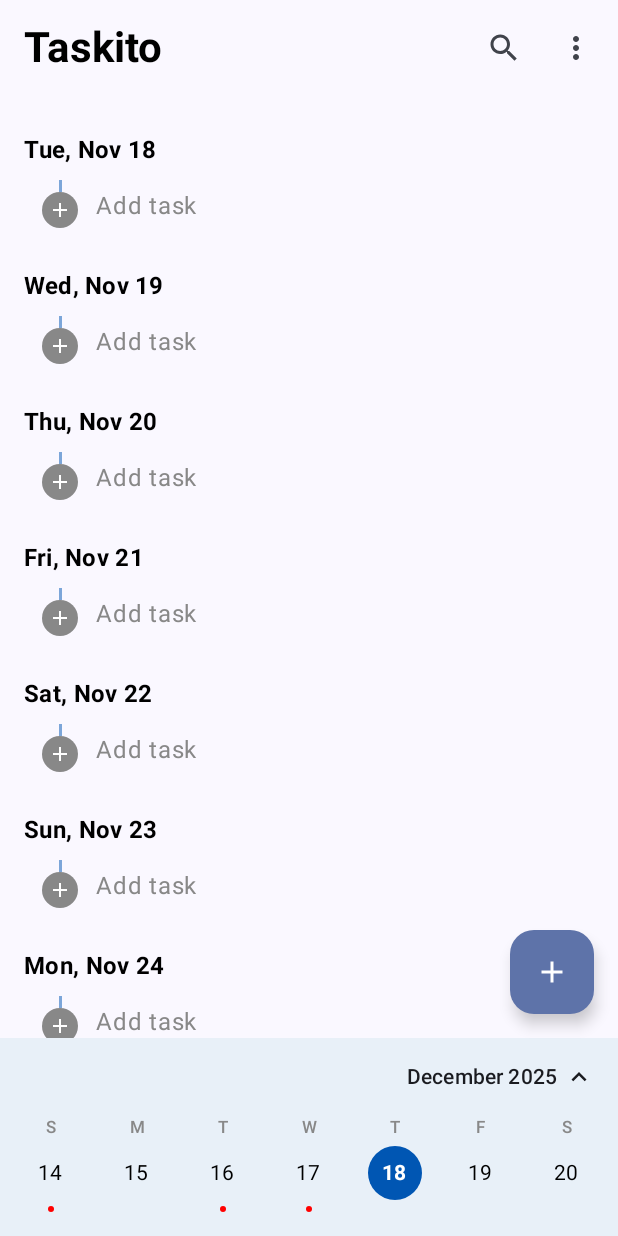
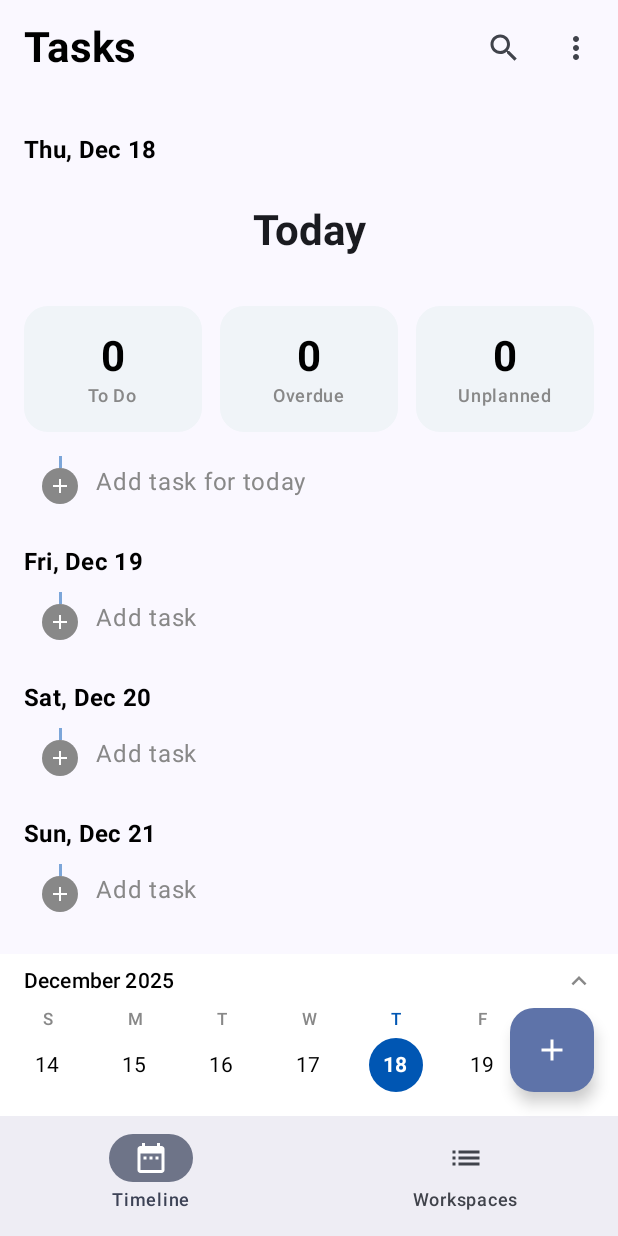
Before and after one commit to jayavardhan-g/tasks, an Android app built with Jetpack Compose: the screen it shows after launch (MainActivity), on a phone screen of 412 x 824 dp. Run offline under Robolectric (Android 15) with nearby library versions, the phone set to English and light mode, and no system bars; our stand-ins replace Room's generated code, livedata-compose.

Commit message:
Add calendar horizontal strip

```diff
--- a/app/src/main/java/com/example/tasks/ui/TaskScreen.kt
+++ b/app/src/main/java/com/example/tasks/ui/TaskScreen.kt
@@ -75,7 +75,6 @@ import java.util.Calendar
 import java.util.Date
 import java.util.*
 import com.example.tasks.data.TaskDraft
-import com.example.tasks.ui.components.CalendarStrip
 import kotlinx.coroutines.launch
 
 @OptIn(ExperimentalMaterial3Api::class)
@@ -105,7 +104,7 @@ fun TaskScreen(
                 title = {
                     if (selectedTab == 0) {
                         Text(
-                            "Taskito",
+                            "Tasks",
                             style = MaterialTheme.typography.headlineMedium,
                             fontWeight = FontWeight.Bold
                         )
@@ -134,9 +133,6 @@ fun TaskScreen(
             )
         },
         bottomBar = {
-            if (selectedTab == 0) {
-                CalendarStrip()
-            } else {
             NavigationBar {
                 NavigationBarItem(
                     icon = { Icon(Icons.Default.DateRange, contentDescription = "Timeline") },
@@ -150,7 +146,6 @@ fun TaskScreen(
                     selected = selectedTab == 1,
                     onClick = { selectedTab = 1 }
                 )
-                }
             }
         },
         floatingActionButton = {
--- a/app/src/main/java/com/example/tasks/ui/TimelineView.kt
+++ b/app/src/main/java/com/example/tasks/ui/TimelineView.kt
@@ -16,6 +16,11 @@ import androidx.compose.foundation.layout.width
 import androidx.compose.foundation.lazy.LazyColumn
 import androidx.compose.foundation.lazy.items
 import androidx.compose.foundation.lazy.itemsIndexed
+import androidx.compose.foundation.lazy.rememberLazyListState
+import androidx.compose.foundation.lazy.LazyRow
+import androidx.compose.runtime.LaunchedEffect
+import androidx.compose.runtime.rememberCoroutineScope
+import kotlinx.coroutines.launch
 import androidx.compose.material3.MaterialTheme
 import androidx.compose.material3.Text
 import androidx.compose.foundation.background
@@ -50,6 +55,7 @@ import androidx.compose.material.icons.filled.NotificationsNone
 import androidx.compose.material.icons.filled.Add
 import com.example.tasks.data.Task
 import com.example.tasks.ui.components.SummaryCards
+import com.example.tasks.ui.components.CalendarStrip
 import java.text.SimpleDateFormat
 import java.util.Calendar
 import java.util.Date
@@ -66,6 +72,7 @@ fun TimelineView(
     onAddTask: (Date) -> Unit,
     modifier: Modifier = Modifier
 ) {
+    val scope = rememberCoroutineScope()
     val (tasksWithDeadlines, unplannedTasks) = remember(tasksWithChecklists) {
         tasksWithChecklists.partition { it.task.deadline != 0L }
     }
@@ -126,10 +133,28 @@ fun TimelineView(
         list
     }
 
-    LazyColumn(
-        modifier = modifier.fillMaxSize(),
-        contentPadding = PaddingValues(16.dp)
-    ) {
+    val listState = rememberLazyListState()
+
+    val todayIndex = remember(dateList, groupedTasks) {
+        calculateIndexForDate(
+            SimpleDateFormat("yyyy-MM-dd", Locale.getDefault()).format(Date()),
+            dateList,
+            groupedTasks
+        )
+    }
+
+    LaunchedEffect(todayIndex) {
+        if (todayIndex > 0) {
+            listState.scrollToItem(todayIndex)
+        }
+    }
+
+    Column(modifier = modifier.fillMaxSize()) {
+        LazyColumn(
+            state = listState,
+            modifier = Modifier.weight(1f),
+            contentPadding = PaddingValues(16.dp)
+        ) {
         // 1. Timeline for Dates
         dateList.forEach { dateString ->
             val parseFormat = SimpleDateFormat("yyyy-MM-dd", Locale.getDefault())
@@ -221,7 +246,42 @@ fun TimelineView(
             }
         }
     }
+
+        CalendarStrip(
+            onDateSelected = { dateStr ->
+                val index = calculateIndexForDate(dateStr, dateList, groupedTasks)
+                scope.launch {
+                    listState.animateScrollToItem(index)
+                }
+            }
+        )
+    }
 }
+
+private fun calculateIndexForDate(
+    targetDate: String,
+    dateList: List<String>,
+    groupedTasks: Map<String, List<com.example.tasks.data.TaskWithChecklist>>
+): Int {
+    var index = 0
+    val todayStr = SimpleDateFormat("yyyy-MM-dd", Locale.getDefault()).format(Date())
+    for (dateStr in dateList) {
+        if (dateStr == targetDate) {
+            break
+        }
+        val tasksForDate = groupedTasks[dateStr] ?: emptyList()
+        index += 1 // Header
+
+        if (dateStr == todayStr) {
+            index += 1 // SummaryCards
+        }
+
+        index += tasksForDate.size // Tasks
+        index += 1 // Add Task Row
+    }
+    return index
+}
+
 
 @Composable
 fun TimelineHeader(dateString: String, isToday: Boolean) {
--- a/app/src/main/java/com/example/tasks/ui/components/CalendarStrip.kt
+++ b/app/src/main/java/com/example/tasks/ui/components/CalendarStrip.kt
@@ -1,8 +1,11 @@
 package com.example.tasks.ui.components
 
+import androidx.compose.foundation.ExperimentalFoundationApi
 import androidx.compose.foundation.background
 import androidx.compose.foundation.clickable
 import androidx.compose.foundation.layout.*
+import androidx.compose.foundation.pager.HorizontalPager
+import androidx.compose.foundation.pager.rememberPagerState
 import androidx.compose.foundation.shape.CircleShape
 import androidx.compose.material.icons.Icons
 import androidx.compose.material.icons.filled.KeyboardArrowUp
@@ -10,62 +13,116 @@ import androidx.compose.material3.Icon
 import androidx.compose.material3.MaterialTheme
 import androidx.compose.material3.Text
 import androidx.compose.runtime.Composable
+import androidx.compose.runtime.LaunchedEffect
+import androidx.compose.runtime.getValue
+import androidx.compose.runtime.mutableStateOf
+import androidx.compose.runtime.remember
+import androidx.compose.runtime.setValue
+import androidx.compose.runtime.snapshotFlow
 import androidx.compose.ui.Alignment
 import androidx.compose.ui.Modifier
 import androidx.compose.ui.draw.clip
 import androidx.compose.ui.graphics.Color
 import androidx.compose.ui.text.font.FontWeight
 import androidx.compose.ui.unit.dp
+import java.text.SimpleDateFormat
+import java.util.Calendar
+import java.util.Date
+import java.util.Locale
 
+@OptIn(ExperimentalFoundationApi::class)
 @Composable
 fun CalendarStrip(
-    modifier: Modifier = Modifier
+    modifier: Modifier = Modifier,
+    onDateSelected: (String) -> Unit = {}
 ) {
+    val totalPages = 1000
+    val initialPage = totalPages / 2
+    val pagerState = rememberPagerState(initialPage = initialPage) { totalPages }
+
+    var currentMonthYear by remember { mutableStateOf("") }
+    var selectedDate by remember { mutableStateOf(Calendar.getInstance()) }
+    val dateFormat = remember { SimpleDateFormat("yyyy-MM-dd", Locale.getDefault()) }
+
+    // Update month/year header when page changes
+    LaunchedEffect(pagerState.currentPage) {
+        val calendar = Calendar.getInstance()
+        calendar.add(Calendar.WEEK_OF_YEAR, pagerState.currentPage - initialPage)
+        val monthFormat = SimpleDateFormat("MMMM yyyy", Locale.getDefault())
+        currentMonthYear = monthFormat.format(calendar.time)
+    }
+
     Column(
         modifier = modifier
             .fillMaxWidth()
-            .background(Color(0xFFE8F0F8)) // Light bluish background
-            .padding(16.dp)
+            .background(Color.White) // Changed to white to match the new design
+            .padding(vertical = 8.dp)
     ) {
         Row(
-            modifier = Modifier.fillMaxWidth(),
-            horizontalArrangement = Arrangement.End,
+            modifier = Modifier.fillMaxWidth().padding(horizontal = 16.dp),
+            horizontalArrangement = Arrangement.SpaceBetween,
             verticalAlignment = Alignment.CenterVertically
         ) {
              Text(
-                text = "December 2025",
+                text = currentMonthYear,
                 style = MaterialTheme.typography.titleSmall,
-                fontWeight = FontWeight.SemiBold
+                fontWeight = FontWeight.SemiBold,
+                color = Color.Black
             )
-            Spacer(modifier = Modifier.width(4.dp))
             Icon(
                 Icons.Default.KeyboardArrowUp,
                 contentDescription = "Expand Calendar",
-                modifier = Modifier.size(20.dp)
+                modifier = Modifier.size(20.dp),
+                tint = Color.Gray
             )
         }
 
-        Spacer(modifier = Modifier.height(16.dp))
+        Spacer(modifier = Modifier.height(8.dp))
+
+        HorizontalPager(
+            state = pagerState,
+            modifier = Modifier.fillMaxWidth()
+        ) { page ->
+            val weekDates = remember(page) {
+                val calendar = Calendar.getInstance()
+                // Set to start of current week
+                calendar.set(Calendar.DAY_OF_WEEK, calendar.firstDayOfWeek)
+                calendar.add(Calendar.WEEK_OF_YEAR, page - initialPage)
+
+                (0..6).map { i ->
+                    (calendar.clone() as Calendar).apply { add(Calendar.DAY_OF_YEAR, i) }
+                }
+            }
 
             Row(
-            modifier = Modifier.fillMaxWidth(),
+                modifier = Modifier.fillMaxWidth().padding(horizontal = 8.dp),
                 horizontalArrangement = Arrangement.SpaceBetween
             ) {
                 val days = listOf("S", "M", "T", "W", "T", "F", "S")
-            val dates = listOf(14, 15, 16, 17, 18, 19, 20)
-            val selectedDate = 18
-            val hasTask = listOf(14, 16, 17) // Examples of days with tasks
 
-            dates.forEachIndexed { index, date ->
+                weekDates.forEachIndexed { index, date ->
+                    val isSelected = isSameDay(date, selectedDate)
+                    val isToday = isSameDay(date, Calendar.getInstance())
+
                     CalendarDay(
                         dayLetter = days[index],
-                    date = date,
-                    isSelected = date == selectedDate,
-                    hasTask = hasTask.contains(date)
+                        date = date.get(Calendar.DAY_OF_MONTH),
+                        isSelected = isSelected,
+                        isToday = isToday,
+                        onClick = {
+                            selectedDate = date
+                            onDateSelected(dateFormat.format(date.time))
+                        }
                     )
                 }
             }
         }
+    }
+}
+
+fun isSameDay(cal1: Calendar, cal2: Calendar): Boolean {
+    return cal1.get(Calendar.YEAR) == cal2.get(Calendar.YEAR) &&
+           cal1.get(Calendar.DAY_OF_YEAR) == cal2.get(Calendar.DAY_OF_YEAR)
 }
 
 @Composable
@@ -73,43 +130,56 @@ fun CalendarDay(
     dayLetter: String,
     date: Int,
     isSelected: Boolean,
-    hasTask: Boolean
+    isToday: Boolean,
+    onClick: () -> Unit
 ) {
     Column(
         horizontalAlignment = Alignment.CenterHorizontally,
-        verticalArrangement = Arrangement.spacedBy(4.dp)
+        verticalArrangement = Arrangement.spacedBy(4.dp),
+        modifier = Modifier
+            .width(48.dp)
+            .clickable { onClick() }
     ) {
         Text(
             text = dayLetter,
             style = MaterialTheme.typography.labelSmall,
-            color = Color.Gray
+            color = if (isSelected) Color(0xFF0056B3) else Color.Gray
         )
 
         Box(
             modifier = Modifier
                 .size(36.dp)
                 .clip(CircleShape)
-                .background(if (isSelected) Color(0xFF0056B3) else Color.Transparent)
-                .clickable { /* Handle select */ },
+                .background(
+                    when {
+                        isSelected -> Color(0xFF0056B3)
+                        isToday -> Color(0xFFE8F0F8)
+                        else -> Color.Transparent
+                    }
+                ),
             contentAlignment = Alignment.Center
         ) {
             Text(
                 text = date.toString(),
                 style = MaterialTheme.typography.bodyMedium,
-                fontWeight = if (isSelected) FontWeight.Bold else FontWeight.Normal,
-                color = if (isSelected) Color.White else Color.Black
+                fontWeight = if (isSelected || isToday) FontWeight.Bold else FontWeight.Normal,
+                color = when {
+                    isSelected -> Color.White
+                    isToday -> Color(0xFF0056B3)
+                    else -> Color.Black
+                }
             )
         }
 
-        if (hasTask) {
+        // Dot for selected or today? Let's just use a simple dot if it's today
+        if (isToday && !isSelected) {
             Box(
                 modifier = Modifier
                     .size(4.dp)
                     .clip(CircleShape)
-                    .background(Color.Red)
+                    .background(Color(0xFF0056B3))
             )
         } else {
-            // Invisible spacer to maintain alignment
             Spacer(modifier = Modifier.size(4.dp))
         }
     }
```
Also changed, not shown: 2 other files. Lines whose indentation alone changed are shown as unchanged.
